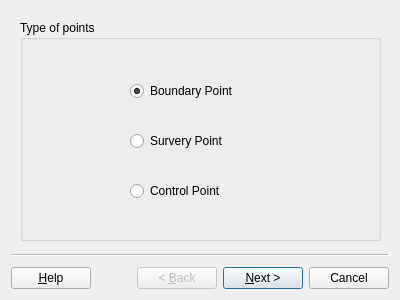
Old version of the form Asistente-LADM_COL/ui/wiz_add_points_cadaster.ui in the repository SwissTierrasColombia/Asistente-LADM-COL.
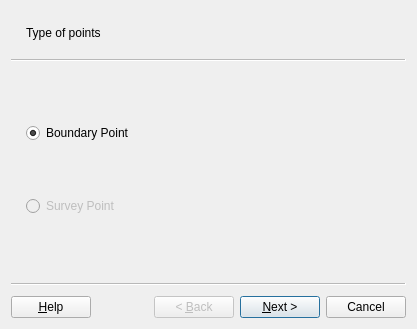
New version of the form.

Commit message: Add layouts to wizards to make widgets react properly to dialog size changes

```diff
--- a/Asistente-LADM_COL/ui/wiz_add_points_cadaster.ui
+++ b/Asistente-LADM_COL/ui/wiz_add_points_cadaster.ui
@@ -6,8 +6,8 @@
    <rect>
     <x>0</x>
     <y>0</y>
-    <width>400</width>
-    <height>300</height>
+    <width>417</width>
+    <height>329</height>
    </rect>
   </property>
   <property name="cursor">
@@ -20,27 +20,12 @@
    <set>QWizard::HaveHelpButton</set>
   </property>
   <widget class="QWizardPage" name="wizardPage1">
-   <widget class="QGroupBox" name="groupBox">
-    <property name="geometry">
-     <rect>
-      <x>9</x>
-      <y>9</y>
-      <width>361</width>
-      <height>221</height>
-     </rect>
-    </property>
-    <property name="title">
+   <property name="subTitle">
      <string>Type of points</string>
     </property>
+   <layout class="QGridLayout" name="gridLayout">
+    <item row="1" column="0" rowspan="2" colspan="2">
     <widget class="QRadioButton" name="radioButton">
-     <property name="geometry">
-      <rect>
-       <x>110</x>
-       <y>60</y>
-       <width>120</width>
-       <height>22</height>
-      </rect>
-     </property>
      <property name="text">
       <string>Boundary Point</string>
      </property>
@@ -48,33 +33,57 @@
       <bool>true</bool>
      </property>
     </widget>
+    </item>
+    <item row="0" column="0">
+     <spacer name="verticalSpacer">
+      <property name="orientation">
+       <enum>Qt::Vertical</enum>
+      </property>
+      <property name="sizeHint" stdset="0">
+       <size>
+        <width>20</width>
+        <height>29</height>
+       </size>
+      </property>
+     </spacer>
+    </item>
+    <item row="3" column="0">
+     <spacer name="verticalSpacer_2">
+      <property name="orientation">
+       <enum>Qt::Vertical</enum>
+      </property>
+      <property name="sizeHint" stdset="0">
+       <size>
+        <width>20</width>
+        <height>33</height>
+       </size>
+      </property>
+     </spacer>
+    </item>
+    <item row="5" column="0">
+     <spacer name="verticalSpacer_3">
+      <property name="orientation">
+       <enum>Qt::Vertical</enum>
+      </property>
+      <property name="sizeHint" stdset="0">
+       <size>
+        <width>20</width>
+        <height>34</height>
+       </size>
+      </property>
+     </spacer>
+    </item>
+    <item row="4" column="0" colspan="2">
     <widget class="QRadioButton" name="radioButton_2">
-     <property name="geometry">
-      <rect>
-       <x>110</x>
-       <y>110</y>
-       <width>108</width>
-       <height>22</height>
-      </rect>
+      <property name="enabled">
+       <bool>false</bool>
      </property>
      <property name="text">
-      <string>Survery Point</string>
-     </property>
-    </widget>
-    <widget class="QRadioButton" name="radioButton_3">
-     <property name="geometry">
-      <rect>
-       <x>110</x>
-       <y>160</y>
-       <width>107</width>
-       <height>22</height>
-      </rect>
-     </property>
-     <property name="text">
-      <string>Control Point</string>
-     </property>
-    </widget>
-   </widget>
+       <string>Survey Point</string>
+      </property>
+     </widget>
+    </item>
+   </layout>
   </widget>
   <widget class="QWizardPage" name="wizardPage2">
    <widget class="QGroupBox" name="groupBox_2">
```
Left out of the diff: 214 changed lines with no effect on the pictures. Lines whose indentation alone changed are shown as unchanged. The commit also changes 2 other files.
